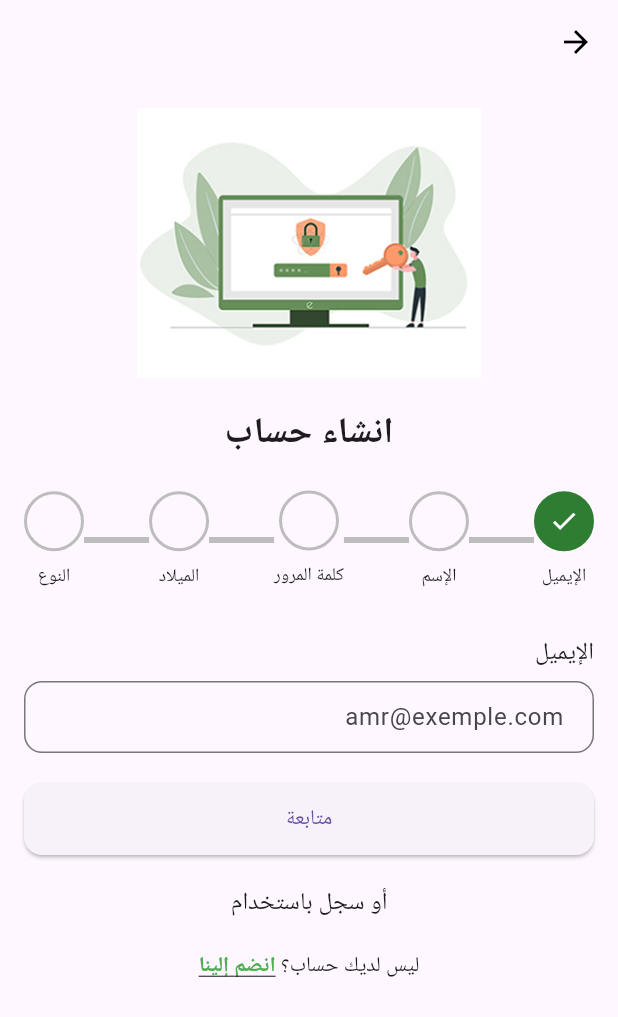
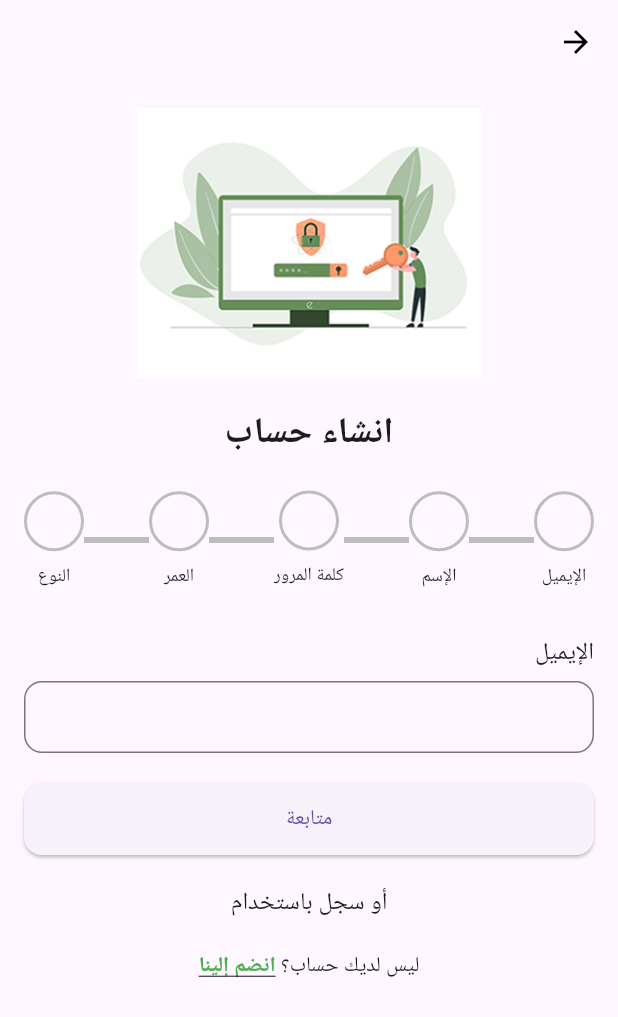
Before and after one commit to OurGraduationTeam/graduation_project, a Flutter app: the screen it shows after launch, on a phone screen of 412 x 824 dp. Shown: the top 1017 px of the screen. Run offline on Flutter 3.47's test engine with Material 3 defaults, Android fonts, the phone set to English and light mode, and no system bars; our stand-ins replace bloc, dio, easy_localization, flutter_bloc, flutter_secure_storage, font_awesome_flutter and 3 more.

Commit message:
register steeper

```diff
--- a/lib/cubit/cubit/users/user_cubit.dart
+++ b/lib/cubit/cubit/users/user_cubit.dart
@@ -17,7 +17,10 @@ class UserCubit extends Cubit<UserState> {
   final TextEditingController passwordController = TextEditingController();
   final TextEditingController emailController = TextEditingController();
   final TextEditingController ageController = TextEditingController();
+  final TextEditingController birthDateController = TextEditingController();
   final GlobalKey<FormState> formKey = GlobalKey<FormState>();
+  String gender = "male";
+
   login({required String email, required String password}) async {
     try {
       log(emailController.text);
@@ -53,7 +56,7 @@ class UserCubit extends Cubit<UserState> {
           "password": passwordController.text,
           "userName": userNameController.text,
           "age": ageController.text,
-          "gender": "gender",
+          "gender": gender,
         },
       );
       log(result.toString());
@@ -68,7 +71,6 @@ class UserCubit extends Cubit<UserState> {
   changepassword() async {
     emit(UserLoading());
     try {
-
       final result = await api.post(
         EndPoints.changepassword,
         data: {
--- a/lib/regist.dart
+++ b/lib/regist.dart
@@ -1,5 +1,7 @@
 import 'package:flutter/material.dart';
-import 'package:font_awesome_flutter/font_awesome_flutter.dart';
+import 'package:gradution_project/core/api/api_consumer.dart';
+import 'package:gradution_project/core/services/setup_get_it.dart';
+import 'package:gradution_project/cubit/cubit/users/user_cubit.dart';
 import 'package:gradution_project/progress.dart';
 
 class SignupScreen extends StatelessWidget {
@@ -7,13 +9,14 @@ class SignupScreen extends StatelessWidget {
 
   @override
   Widget build(BuildContext context) {
-    return Directionality( // for RTL support
+    return Directionality(
+      // for RTL support
       textDirection: TextDirection.rtl,
       child: Scaffold(
         appBar: AppBar(
           backgroundColor: Colors.transparent,
           elevation: 0,
-          leading: Icon(Icons.arrow_back, color: Colors.black),
+          leading: const Icon(Icons.arrow_back, color: Colors.black),
         ),
         body: Padding(
           padding: const EdgeInsets.all(16.0),
@@ -22,69 +25,30 @@ class SignupScreen extends StatelessWidget {
               children: [
                 // Image
                 Image.asset(
-                'assets/image 9.png'  , // Replace with your image path
+                  'assets/image 9.png', // Replace with your image path
                   height: 180,
                 ),
-                SizedBox(height: 20),
+                const SizedBox(height: 20),
 
                 // Title
-                Text(
+                const Text(
                   'انشاء حساب',
                   style: TextStyle(fontSize: 24, fontWeight: FontWeight.bold),
                 ),
-                SizedBox(height: 20),
+                const SizedBox(height: 20),
 
-                    ProgressIndicatorWidget(currentStep: 1), // Progress indicator
-
-                SizedBox(height: 30),
-
-                // Email label
-                Align(
-                  alignment: Alignment.centerRight,
-                  child: Text(
-                    'الإيميل',
-                    style: TextStyle(fontSize: 16),
-                  ),
-                ),
-                SizedBox(height: 8),
-
-                // Email input
-                TextFormField(
-                  decoration: InputDecoration(
-                    hintText: 'amr@exemple.com',
-                    border: OutlineInputBorder(
-                      borderRadius: BorderRadius.circular(12),
-                    ),
-                    contentPadding: EdgeInsets.symmetric(horizontal: 16, vertical: 12),
-                  ),
-                ),
-                SizedBox(height: 20),
-
-                // Continue button
-                SizedBox(
-                  width: double.infinity,
-                  child: ElevatedButton(
-                    onPressed: () {},
-                    child: Text('متابعة'),
-                    style: ElevatedButton.styleFrom(
-                      padding: EdgeInsets.symmetric(vertical: 14),
-                      shape: RoundedRectangleBorder(
-                        borderRadius: BorderRadius.circular(12),
-                      ),
-                    ),
-                  ),
-                ),
-                SizedBox(height: 20),
+                const CustomRegisterStepWidget(),
+                const SizedBox(height: 20),
 
                 // Social login
-                Text(
+                const Text(
                   'أو سجل باستخدام',
                   style: TextStyle(fontSize: 16),
                 ),
-                SizedBox(height: 20),
+                const SizedBox(height: 20),
 
                 // Bottom text
-                Row(
+                const Row(
                   mainAxisAlignment: MainAxisAlignment.center,
                   children: [
                     Text('ليس لديك حساب؟ '),
@@ -112,14 +76,146 @@ class SignupScreen extends StatelessWidget {
         CircleAvatar(
           radius: 16,
           backgroundColor: isActive ? Colors.green : Colors.grey[300],
-          child: isActive ? Icon(Icons.check, color: Colors.white, size: 16) : null,
+          child: isActive
+              ? const Icon(Icons.check, color: Colors.white, size: 16)
+              : null,
         ),
-        SizedBox(height: 4),
+        const SizedBox(height: 4),
         Text(
           label,
-          style: TextStyle(fontSize: 12),
+          style: const TextStyle(fontSize: 12),
         ),
       ],
     );
   }
 }
+
+class CustomRegisterStepWidget extends StatefulWidget {
+  const CustomRegisterStepWidget({super.key});
+
+  @override
+  State<CustomRegisterStepWidget> createState() =>
+      _CustomRegisterStepWidgetState();
+}
+
+class _CustomRegisterStepWidgetState extends State<CustomRegisterStepWidget> {
+  int currentStep = 0;
+  final List<String> steps = const [
+    'الإيميل',
+    'الإسم',
+    'كلمة المرور',
+    'العمر',
+    'النوع',
+    'Sign Up'
+  ];
+
+  late UserCubit userCubit;
+  late List<TextEditingController> stepsControllers;
+
+  @override
+  void initState() {
+    super.initState();
+    userCubit = UserCubit(api: getIt<ApiConsumer>());
+    stepsControllers = [
+      userCubit.emailController,
+      userCubit.userNameController,
+      userCubit.passwordController,
+      userCubit.ageController,
+    ];
+  }
+
+  void onContinuePressed() {
+    if (currentStep == steps.length - 1) {
+      userCubit.register();
+    } else {
+      setState(() {
+        currentStep++;
+      });
+    }
+  }
+
+  @override
+  Widget build(BuildContext context) {
+    return Column(
+      children: [
+        ProgressIndicatorWidget(currentStep: currentStep), // Progress indicator
+
+        const SizedBox(height: 30),
+
+        // Email label
+        Align(
+          alignment: Alignment.centerRight,
+          child: Text(
+            currentStep >= steps.length ? "" : steps[currentStep],
+            style: const TextStyle(fontSize: 16),
+          ),
+        ),
+        const SizedBox(height: 8),
+
+        if (currentStep < stepsControllers.length)
+          TextFormField(
+            controller: stepsControllers[currentStep],
+            decoration: InputDecoration(
+              border: OutlineInputBorder(
+                borderRadius: BorderRadius.circular(12),
+              ),
+              contentPadding:
+                  const EdgeInsets.symmetric(horizontal: 16, vertical: 12),
+            ),
+          ),
+        if (currentStep == 4)
+          DropdownButtonFormField<String>(
+            value: userCubit.gender,
+            dropdownColor: Colors.white,
+            onChanged: (String? newValue) {
+              if (newValue != null) {
+                userCubit.gender = newValue;
+              }
+            },
+            items: const [
+              DropdownMenuItem<String>(
+                value: "male",
+                child: Text(
+                  "Male",
+                ),
+              ),
+              DropdownMenuItem<String>(
+                value: "female",
+                child: Text(
+                  "Female",
+                ),
+              ),
+            ],
+            decoration: InputDecoration(
+              filled: true,
+              fillColor: Colors.white,
+              border: OutlineInputBorder(
+                borderRadius: BorderRadius.circular(16),
+              ),
+              contentPadding: const EdgeInsets.symmetric(
+                vertical: 12,
+                horizontal: 16,
+              ),
+            ),
+          ),
+
+        const SizedBox(height: 20),
+
+        // Continue button
+        SizedBox(
+          width: double.infinity,
+          child: ElevatedButton(
+            onPressed: onContinuePressed,
+            style: ElevatedButton.styleFrom(
+              padding: const EdgeInsets.symmetric(vertical: 14),
+              shape: RoundedRectangleBorder(
+                borderRadius: BorderRadius.circular(12),
+              ),
+            ),
+            child: const Text('متابعة'),
+          ),
+        ),
+      ],
+    );
+  }
+}
```
Also changed, not shown: lib/progress.dart (+10 -120 lines), lib/reg.dart (+77 -77 lines).
